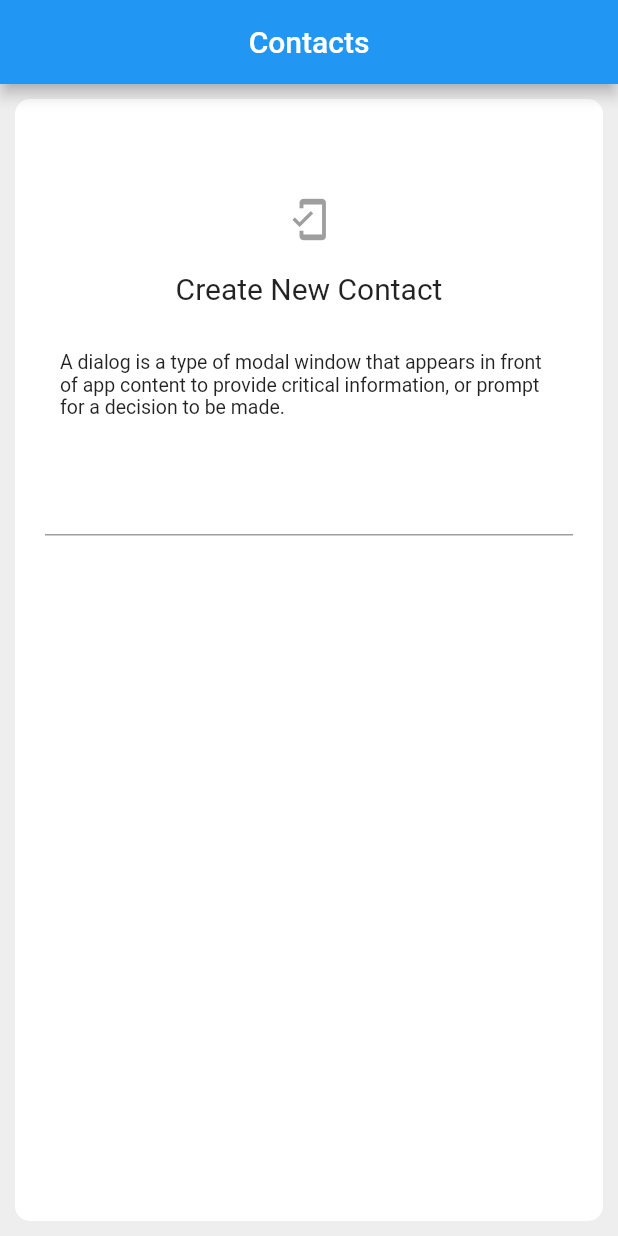
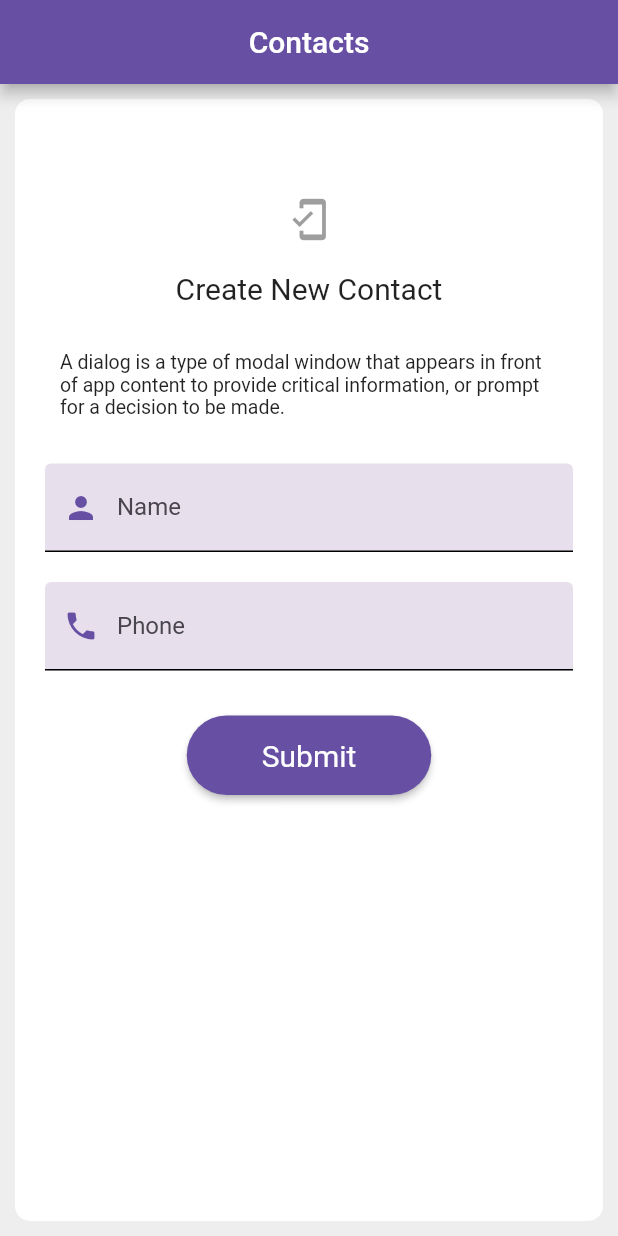
Before and after one commit to xhanalexander/AlterraAssignment, a Flutter app: the screen it shows after launch, on a phone screen of 412 x 824 dp. Run offline on Flutter 3.47's test engine with Material 2 defaults, Android fonts, the light colour scheme and no system bars; missing offline and left inert: flutter_initicon.

Commit message:
contact form

```diff
--- a/15_Flutter Form (Form Input Button) and Advance Form/contactsapp/lib/form/contact.dart
+++ b/15_Flutter Form (Form Input Button) and Advance Form/contactsapp/lib/form/contact.dart
@@ -18,6 +18,7 @@ class _MyContactState extends State<MyContact> {
       appBar: AppBar(
         title: const Text('Contacts'),
         centerTitle: true,
+        backgroundColor: Color(0xff6750A4),
       ),
       backgroundColor: Colors.grey[200],
       body: Container(
--- a/15_Flutter Form (Form Input Button) and Advance Form/contactsapp/lib/form/content.dart
+++ b/15_Flutter Form (Form Input Button) and Advance Form/contactsapp/lib/form/content.dart
@@ -1,4 +1,5 @@
 import 'package:flutter/material.dart';
+
 
 class ContentContact extends StatelessWidget {
   const ContentContact({super.key});
@@ -23,10 +24,58 @@ class ContentContact extends StatelessWidget {
           Container(
             margin: const EdgeInsets.symmetric(horizontal: 15),
             child: TextField(
-
+              keyboardType: TextInputType.number,
+              decoration: InputDecoration(
+                enabledBorder: const UnderlineInputBorder(
+                  borderSide: BorderSide(color: Colors.black),
+                ),
+                focusedBorder: UnderlineInputBorder(
+                  borderSide: BorderSide(color: Colors.purple[200]!),
+                ),
+                filled: true,
+                fillColor: Color(0xffE7E0EC),
+                hintText: "Insert Your Name",
+                labelText: "Name",
+                labelStyle: TextStyle(color: Color(0xff49454F)),
+                prefixIcon: Icon(Icons.person, color: Color(0xff6750A4),),
+              ),
+            ),
+          ),
+          SizedBox(height: 20,),
+          Container(
+            margin: const EdgeInsets.symmetric(horizontal: 15),
+            child: TextField(
+              keyboardType: TextInputType.number,
+              decoration: InputDecoration(
+                enabledBorder: const UnderlineInputBorder(
+                  borderSide: BorderSide(color: Colors.black),
+                ),
+                focusedBorder: UnderlineInputBorder(
+                  borderSide: BorderSide(color: Colors.purple[200]!),
+                ),
+                filled: true,
+                fillColor: Color(0xffE7E0EC),
+                hintText: "+62 ...",
+                labelText: "Phone",
+                labelStyle: TextStyle(color: Color(0xff49454F)),
+                prefixIcon: Icon(Icons.phone, color: Color(0xff6750A4),),
+              ),
+            ),
+          ),
+          SizedBox(height: 30,),
+          Container(
+            // margin: const EdgeInsets.symmetric(horizontal: 15),
+            child: ElevatedButton(
+              onPressed: () {},
+              style: ElevatedButton.styleFrom(
+                primary: Color(0xff6750A4),
+                padding: const EdgeInsets.symmetric(horizontal: 50, vertical: 15),
+                textStyle: const TextStyle(fontSize: 20),
+                shape: RoundedRectangleBorder(borderRadius: BorderRadius.circular(100),)
+              ),
+              child: const Text("Submit"),
             ),
           )
-
         ],
       )
 
```
